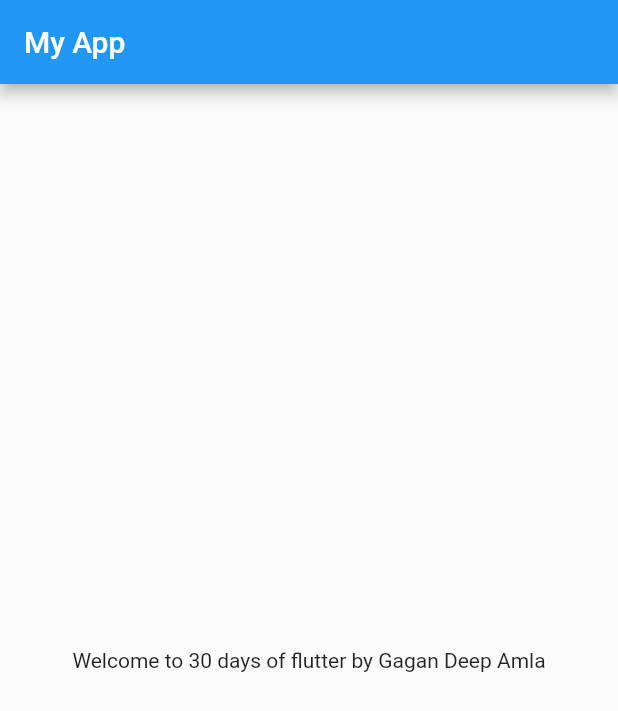
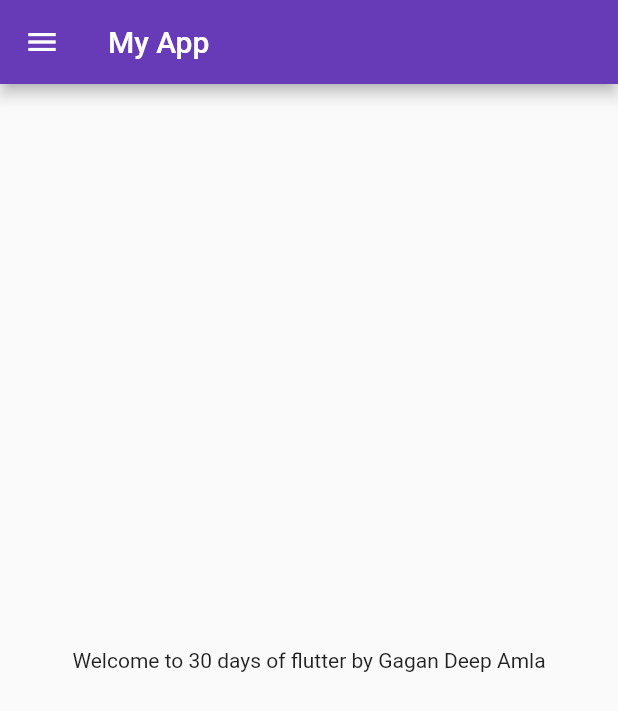
Before and after one commit to gda123/flutter_catalog, a Flutter app: the screen it shows after launch, on a phone screen of 412 x 824 dp. Shown: the top 711 px of the screen. Run offline on Flutter 3.47's test engine with Material 2 defaults, Android fonts, the phone set to English and light mode, and no system bars.

Commit message:
Three  Commit

```diff
--- a/lib/main.dart
+++ b/lib/main.dart
@@ -1,5 +1,6 @@
 import 'package:flutter/material.dart';
-import 'package:flutter_catalog/home_page.dart';
+import 'package:flutter_catalog/pages/home_page.dart';
+import 'package:flutter_catalog/pages/login_page.dart';
 
 void main() => runApp(MyApp());
 
@@ -8,10 +9,18 @@ class MyApp extends StatelessWidget {
 
   @override
   Widget build(BuildContext context) {
-
-
     return MaterialApp(
-      home: HomePage(),
+      debugShowCheckedModeBanner: false,
+      theme: ThemeData(
+        primarySwatch: Colors.deepPurple,
+      ),
+      //home: HomePage(),
+      initialRoute: "/home",
+      routes: {
+        "/": (context) => LoginPage(),
+        "/home": (context) => HomePage(),
+        "/login": (context) => LoginPage()
+      },
     );
   }
 }
--- a/lib/home_page.dart
+++ b/lib/pages/home_page.dart
@@ -13,6 +13,7 @@ class HomePage extends StatelessWidget {
         title: Text('My App'),
         centerTitle: false,
       ),
+      drawer: Drawer(),
       body: Center(
         child: Container(
           child: Text('Welcome to $days days of flutter by $name'),
```
Also changed, not shown: lib/pages/login_page.dart (added, +14 -0 lines).
